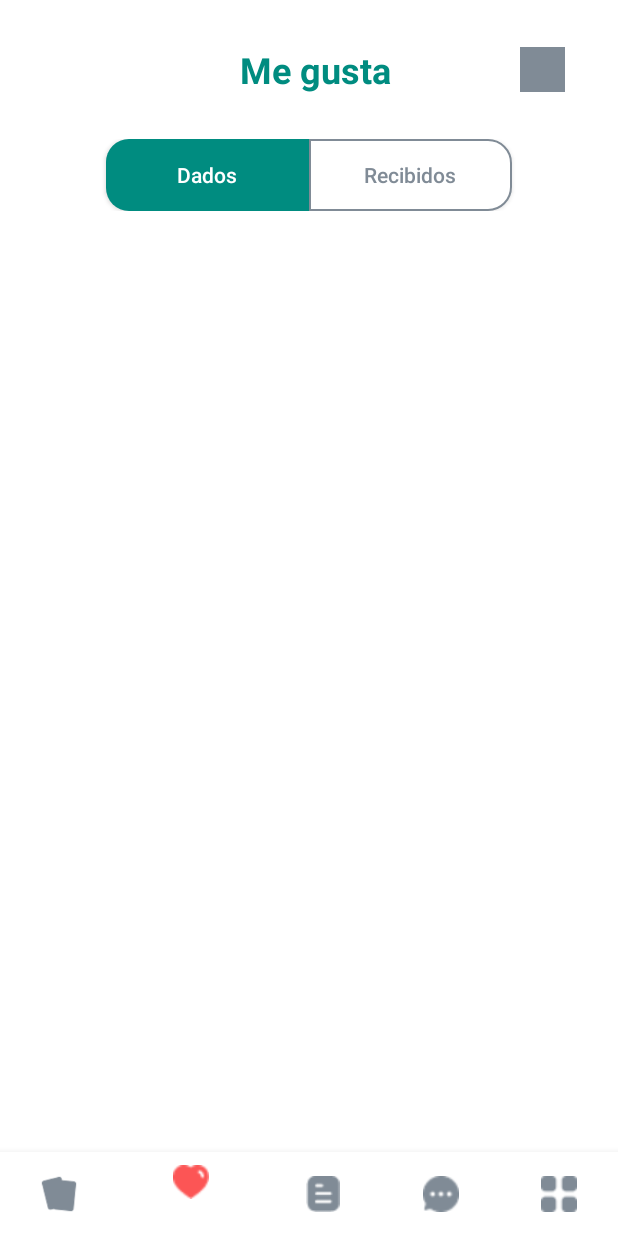
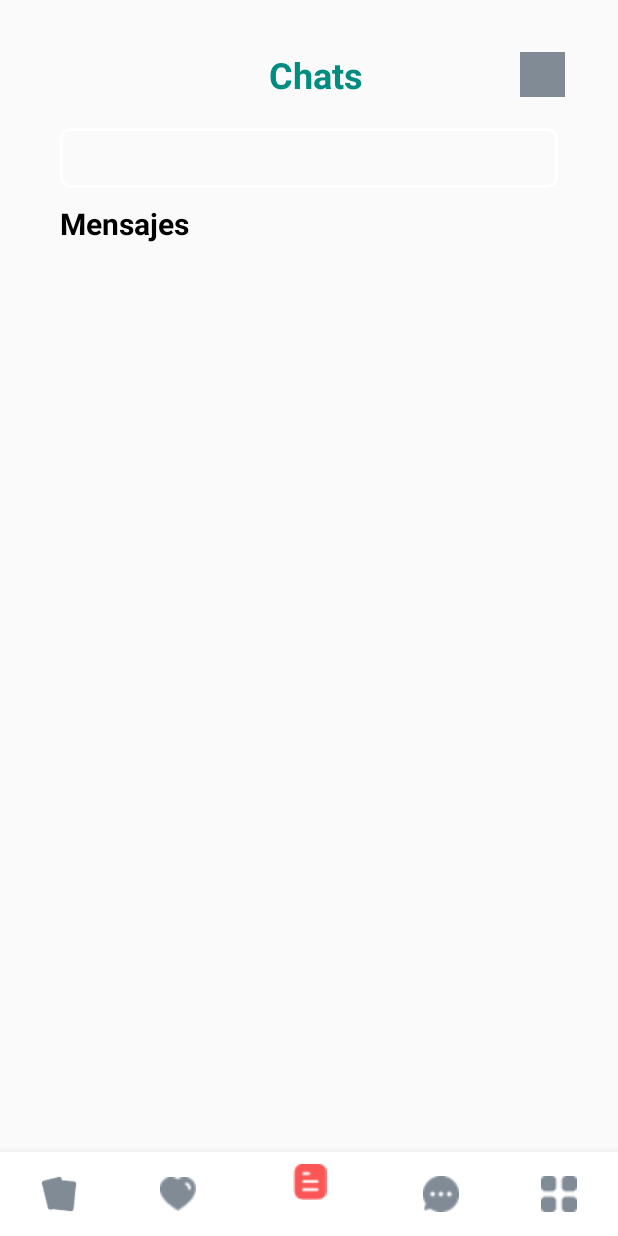
Before and after one commit to cristdulcey/roush_android, an Android app: the MenuNavigation screen opened directly, with no data from a screen before it, item 3 of the bottom bar chosen, on a phone screen of 412 x 824 dp. Run offline under Robolectric (Android 15) with nearby library versions, the phone set to English and light mode, and no system bars; our stand-ins replace Picasso; libraries missing offline, so code that uses them is left out: com.yuyakaido.android; pictures from the network do not load; 15 statements that could not run were skipped.

Commit message:
Inicio maquetación Chats

```diff
--- /dev/null
+++ b/app/src/main/java/com/example/tinder_roush/Chats/ChatsActivity.java
@@ -0,0 +1,66 @@
+package com.example.tinder_roush.Chats;
+
+import android.os.Bundle;
+
+import androidx.fragment.app.Fragment;
+
+import android.view.LayoutInflater;
+import android.view.View;
+import android.view.ViewGroup;
+
+import com.example.tinder_roush.R;
+
+/**
+ * A simple {@link Fragment} subclass.
+ * Use the {@link ChatsActivity#newInstance} factory method to
+ * create an instance of this fragment.
+ */
+public class ChatsActivity extends Fragment {
+
+    // TODO: Rename parameter arguments, choose names that match
+    // the fragment initialization parameters, e.g. ARG_ITEM_NUMBER
+    private static final String ARG_PARAM1 = "param1";
+    private static final String ARG_PARAM2 = "param2";
+
+    // TODO: Rename and change types of parameters
+    private String mParam1;
+    private String mParam2;
+
+    public ChatsActivity() {
+        // Required empty public constructor
+    }
+
+    /**
+     * Use this factory method to create a new instance of
+     * this fragment using the provided parameters.
+     *
+     * @param param1 Parameter 1.
+     * @param param2 Parameter 2.
+     * @return A new instance of fragment ChatsActivity.
+     */
+    // TODO: Rename and change types and number of parameters
+    public static ChatsActivity newInstance(String param1, String param2) {
+        ChatsActivity fragment = new ChatsActivity();
+        Bundle args = new Bundle();
+        args.putString(ARG_PARAM1, param1);
+        args.putString(ARG_PARAM2, param2);
+        fragment.setArguments(args);
+        return fragment;
+    }
+
+    @Override
+    public void onCreate(Bundle savedInstanceState) {
+        super.onCreate(savedInstanceState);
+        if (getArguments() != null) {
+            mParam1 = getArguments().getString(ARG_PARAM1);
+            mParam2 = getArguments().getString(ARG_PARAM2);
+        }
+    }
+
+    @Override
+    public View onCreateView(LayoutInflater inflater, ViewGroup container,
+                             Bundle savedInstanceState) {
+        // Inflate the layout for this fragment
+        return inflater.inflate(R.layout.fragment_chats, container, false);
+    }
+}
--- a/app/src/main/java/com/example/tinder_roush/MenuNavigation/MenuNavigation.java
+++ b/app/src/main/java/com/example/tinder_roush/MenuNavigation/MenuNavigation.java
@@ -10,6 +10,7 @@ import androidx.viewpager.widget.ViewPager;
 import android.os.Bundle;
 import android.view.MenuItem;
 
+import com.example.tinder_roush.Chats.ChatsActivity;
 import com.example.tinder_roush.Home.HomeActivity;
 import com.example.tinder_roush.Likes.LikesActivity;
 import com.example.tinder_roush.R;
@@ -113,12 +114,12 @@ public class MenuNavigation extends AppCompatActivity {
         // define your fragments here
           final Fragment fragment1 = new HomeActivity();
           final Fragment fragment2 = new LikesActivity();
-//        final Fragment fragment3 = new NotificationsActivities();
+          final Fragment fragment3 = new ChatsActivity();
 //        final Fragment fragment4 = new PqrsFragment();
 //        final Fragment fragment5 = new ContainerFragment();
           adapter.addFragment(fragment1);
           adapter.addFragment(fragment2);
-//        adapter.addFragment(fragment3);
+          adapter.addFragment(fragment3);
 //        adapter.addFragment(fragment4);
 //        adapter.addFragment(fragment5);
           viewPager.setAdapter(adapter);
--- /dev/null
+++ b/app/src/main/res/layout/fragment_chats.xml
@@ -0,0 +1,60 @@
+<?xml version="1.0" encoding="utf-8"?>
+<LinearLayout xmlns:android="http://schemas.android.com/apk/res/android"
+    xmlns:tools="http://schemas.android.com/tools"
+    android:layout_width="match_parent"
+    android:layout_height="match_parent"
+    android:orientation="vertical"
+    tools:context=".Chats.ChatsActivity">
+
+    <LinearLayout
+        android:layout_width="match_parent"
+        android:layout_height="40dp"
+        android:layout_marginTop="30dp"
+        android:layout_marginHorizontal="30dp"
+        android:layout_marginBottom="15dp"
+        android:orientation="horizontal"
+        android:layout_gravity="center"
+        android:gravity="center">
+        <LinearLayout
+            android:layout_width="match_parent"
+            android:layout_height="wrap_content"
+            android:layout_gravity="center"
+            android:gravity="center">
+            <TextView
+                android:layout_width="wrap_content"
+                android:layout_height="wrap_content"
+                android:text="@string/title_chats"
+                android:textSize="24sp"
+                android:textStyle="bold"
+                android:textColor="@color/green3"/>
+        </LinearLayout>
+        <ImageView
+            android:layout_width="30dp"
+            android:layout_height="30dp"
+            android:layout_marginLeft="-40dp"
+            android:background="@color/gray"/>
+    </LinearLayout>
+
+    <EditText
+        android:layout_width="match_parent"
+        android:layout_height="40dp"
+        android:layout_marginHorizontal="40dp"
+        android:layout_marginBottom="10dp"
+        android:background="@drawable/border_white_transparent"/>
+
+    <LinearLayout
+        android:layout_width="match_parent"
+        android:layout_height="match_parent"
+        android:orientation="vertical">
+
+        <TextView
+            android:layout_width="match_parent"
+            android:layout_height="35dp"
+            android:layout_marginHorizontal="40dp"
+            android:textColor="@color/black"
+            android:textSize="20sp"
+            android:text="@string/messages"/>
+
+    </LinearLayout>
+
+</LinearLayout>
--- a/app/src/main/res/values/strings.xml
+++ b/app/src/main/res/values/strings.xml
@@ -60,6 +60,10 @@
     <string name="your_given_likes">Le diste me gusta a</string>
     <string name="your_received_likes">te dió me gusta</string>
 
+    <!--Strings Chats-->
+    <string name="title_chats"><b>Chats</b></string>
+    <string name="messages"><b>Mensajes</b></string>
+
     <!--Strings RecoveryPassword-->
     <string name="keep_calm">Tranquil@</string>
     <string name="text_recovery_password">Puedes recuperar tu contraseña ingresando estos datos y luego revisando tu correo electrónico</string>
```
